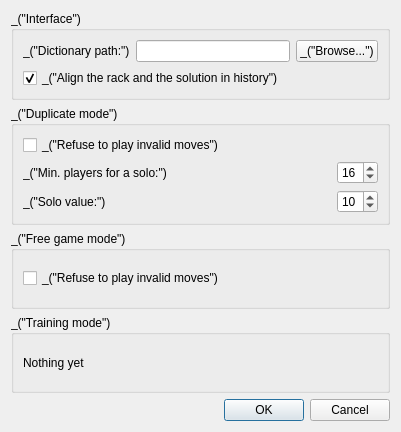
Before: the Qt Designer form qt/ui/prefs_dialog.ui in cjlano/eliot, drawn with Qt 5.
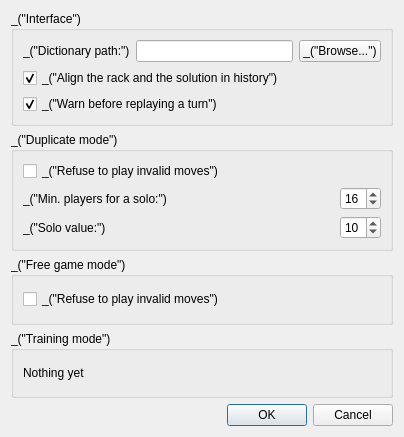
After: the same form once the commit is applied.

Commit message: Allow deactivating the warning before replaying a turn

Patch:
```diff
--- a/qt/ui/prefs_dialog.ui
+++ b/qt/ui/prefs_dialog.ui
@@ -5,8 +5,8 @@
    <rect>
     <x>0</x>
     <y>0</y>
-    <width>401</width>
-    <height>432</height>
+    <width>404</width>
+    <height>437</height>
    </rect>
   </property>
   <property name="windowTitle" >
@@ -66,6 +66,16 @@
         </property>
        </widget>
       </item>
+      <item>
+       <widget class="QCheckBox" name="checkBoxIntfWarnReplayTurn" >
+        <property name="text" >
+         <string>_("Warn before replaying a turn")</string>
+        </property>
+        <property name="checked" >
+         <bool>true</bool>
+        </property>
+       </widget>
+      </item>
      </layout>
     </widget>
    </item>
```
The commit also changes 3 other files.
